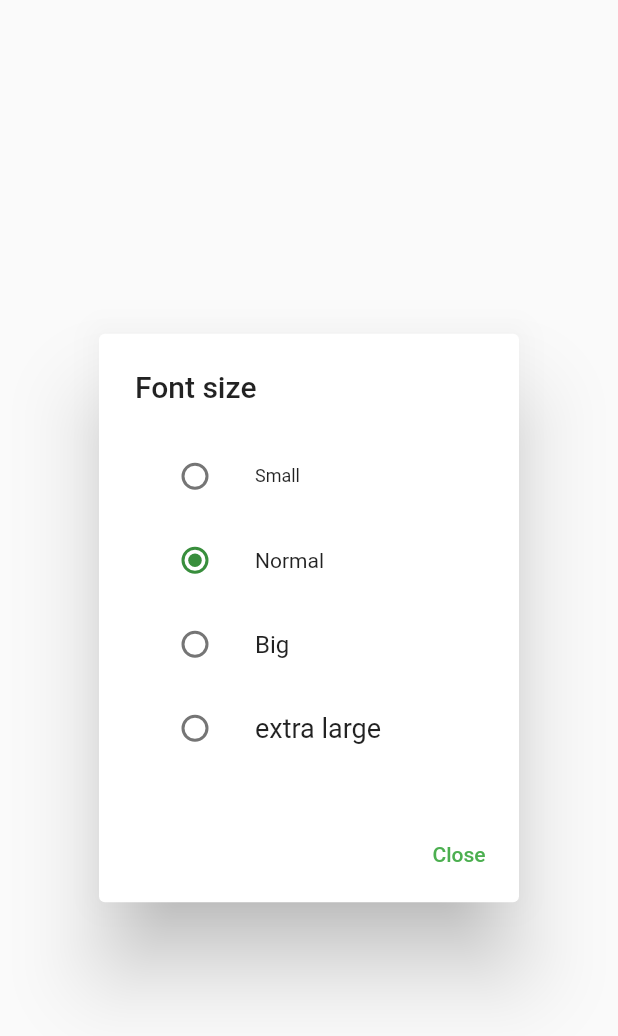
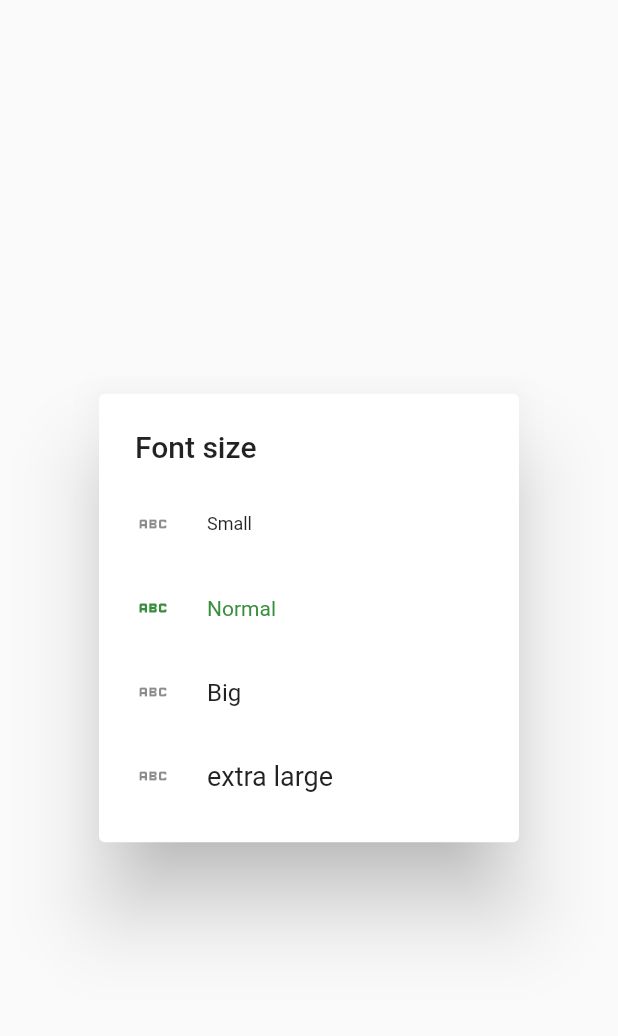
Before and after one commit to nucleus-ffm/foss_warn, a Flutter app: the FontSizeDialog widget shown alone on an empty page, opened directly, on a phone screen of 412 x 824 dp. Shown: the top 1036 px of the screen. Run offline on Flutter 3.47's test engine with Material 2 defaults, Android fonts, the phone set to English and light mode, and no system bars; our stand-ins replace flutter_local_notifications, rxdart, share_plus, shared_preferences; missing offline and left inert: android_alarm_manager_plus, shared_preferences_android; accounts and stored records are empty; generated files the repository leaves out were written again.

Commit message:
use simple dialog for font size dialog

```diff
--- a/lib/widgets/dialogs/FontSizeDialog.dart
+++ b/lib/widgets/dialogs/FontSizeDialog.dart
@@ -13,10 +13,10 @@ class FontSizeDialog extends StatefulWidget {
 class _FontSizeDialogState extends State<FontSizeDialog> {
   @override
   Widget build(BuildContext context) {
-    return AlertDialog(
+    return SimpleDialog(
       title: Text(AppLocalizations.of(context)!.font_size_headline),
-      content: Container(
-        child: SingleChildScrollView(
+      children: [
+        SingleChildScrollView(
           child: Column(
             mainAxisSize: MainAxisSize.min,
             children: [
@@ -25,23 +25,19 @@ class _FontSizeDialogState extends State<FontSizeDialog> {
                   AppLocalizations.of(context)!.font_size_small,
                   style: TextStyle(fontSize: 12),
                 ),
-                leading: Radio(
-                  value: 12.0,
-                  groupValue: userPreferences.warningFontSize,
-                  onChanged: (value) {
-                    setState(() {
-                      userPreferences.warningFontSize = 12.0;
-                      saveSettings();
-                      Navigator.of(context).pop();
-                    });
-                  },
+                leading: Padding(
+                  padding: const EdgeInsets.all(8.0),
+                  child: Icon(Icons.abc),
                 ),
+                selectedColor: Theme.of(context).colorScheme.secondary,
+                selected:
+                    userPreferences.warningFontSize == 12.0 ? true : false,
                 onTap: () {
                   setState(() {
                     userPreferences.warningFontSize = 12.0;
-                    saveSettings();
-                    Navigator.of(context).pop();
                   });
+                  saveSettings();
+                  Navigator.of(context).pop();
                 },
               ),
               ListTile(
@@ -49,23 +45,19 @@ class _FontSizeDialogState extends State<FontSizeDialog> {
                   AppLocalizations.of(context)!.font_size_normal,
                   style: TextStyle(fontSize: 14),
                 ),
-                leading: Radio(
-                  value: 14.0,
-                  groupValue: userPreferences.warningFontSize,
-                  onChanged: (value) {
-                    setState(() {
-                      userPreferences.warningFontSize = 14.0;
-                      saveSettings();
-                      Navigator.of(context).pop();
-                    });
-                  },
+                leading: Padding(
+                  padding: const EdgeInsets.all(8.0),
+                  child: Icon(Icons.abc),
                 ),
+                selectedColor: Theme.of(context).colorScheme.secondary,
+                selected:
+                    userPreferences.warningFontSize == 14.0 ? true : false,
                 onTap: () {
                   setState(() {
                     userPreferences.warningFontSize = 14.0;
-                    saveSettings();
-                    Navigator.of(context).pop();
                   });
+                  saveSettings();
+                  Navigator.of(context).pop();
                 },
               ),
               ListTile(
@@ -73,23 +65,19 @@ class _FontSizeDialogState extends State<FontSizeDialog> {
                   AppLocalizations.of(context)!.font_size_big,
                   style: TextStyle(fontSize: 16),
                 ),
-                leading: Radio(
-                  value: 16,
-                  groupValue: userPreferences.warningFontSize,
-                  onChanged: (value) {
-                    setState(() {
-                      userPreferences.warningFontSize = 16.0;
-                      saveSettings();
-                      Navigator.of(context).pop();
-                    });
-                  },
+                leading: Padding(
+                  padding: const EdgeInsets.all(8.0),
+                  child: Icon(Icons.abc),
                 ),
+                selectedColor: Theme.of(context).colorScheme.secondary,
+                selected:
+                    userPreferences.warningFontSize == 16.0 ? true : false,
                 onTap: () {
                   setState(() {
                     userPreferences.warningFontSize = 16.0;
-                    saveSettings();
-                    Navigator.of(context).pop();
                   });
+                  saveSettings();
+                  Navigator.of(context).pop();
                 },
               ),
               ListTile(
@@ -97,37 +85,22 @@ class _FontSizeDialogState extends State<FontSizeDialog> {
                   AppLocalizations.of(context)!.font_size_very_big,
                   style: TextStyle(fontSize: 18),
                 ),
-                leading: Radio(
-                  value: 18.0,
-                  groupValue: userPreferences.warningFontSize,
-                  onChanged: (value) {
-                    setState(() {
-                      userPreferences.warningFontSize = 18.0;
-                      saveSettings();
-                      Navigator.of(context).pop();
-                    });
-                  },
+                leading: Padding(
+                  padding: const EdgeInsets.all(8.0),
+                  child: Icon(Icons.abc),
                 ),
+                selectedColor: Theme.of(context).colorScheme.secondary,
+                selected:
+                    userPreferences.warningFontSize == 18.0 ? true : false,
                 onTap: () {
                   setState(() {
                     userPreferences.warningFontSize = 18.0;
-                    saveSettings();
-                    Navigator.of(context).pop();
                   });
+                  saveSettings();
+                  Navigator.of(context).pop();
                 },
               ),
             ],
-          ),
-        ),
-      ),
-      actions: <Widget>[
-        TextButton(
-          onPressed: () {
-            Navigator.of(context).pop();
-          },
-          child: Text(
-            AppLocalizations.of(context)!.main_dialog_close,
-            style: TextStyle(color: Colors.green),
           ),
         ),
       ],
```
